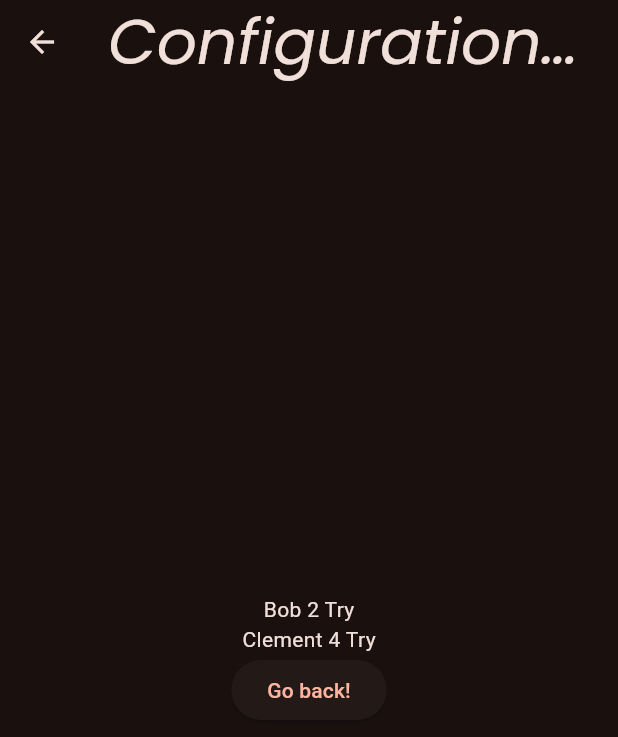
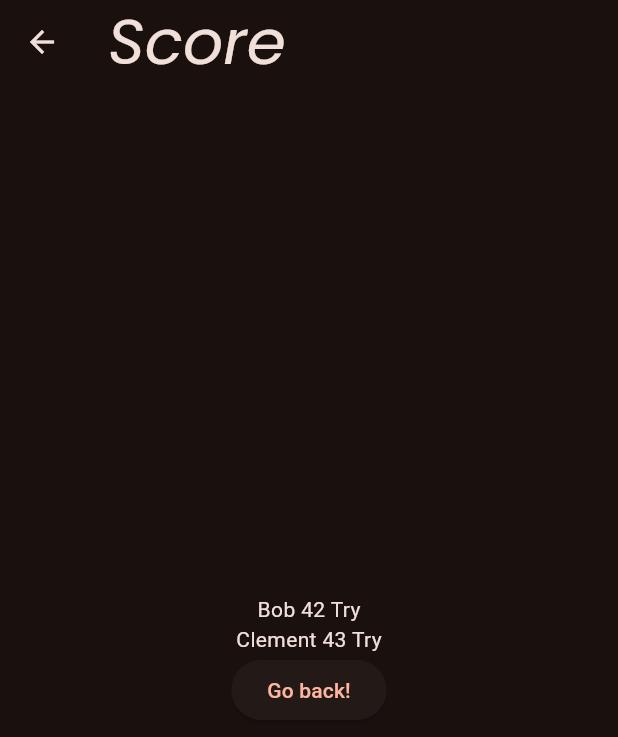
Before and after one commit to superT0f/kill-the-boss, a Flutter app: the Scores screen opened by its route, on a phone screen of 412 x 824 dp. Shown: the top 737 px of the screen. Run offline on Flutter 3.47's test engine with Material 3 defaults, Android fonts, the phone set to English and light mode, and no system bars; our stand-ins replace google_fonts, objectbox; missing offline and left inert: dart_random_choice; generated files the repository leaves out were written again.

Commit message:
more test en score minor improvment

```diff
--- a/lib/screens/home.dart
+++ b/lib/screens/home.dart
@@ -1,5 +1,4 @@
 import 'package:flutter/material.dart';
-
 
 class FirstScreen extends StatelessWidget {
   const FirstScreen({super.key});
--- a/lib/screens/scores.dart
+++ b/lib/screens/scores.dart
@@ -1,30 +1,37 @@
 import 'package:flutter/material.dart';
-
 
 class Scores extends StatelessWidget {
   const Scores({super.key});
+
+  List<Widget> getScore() {
+    return <Widget>[
+      Text('Bob 42 Try'),
+      Text('Clement 43 Try'),
+    ];
+  }
+
+  List<Widget> addElementToList(List<Widget> myList, Widget newElement) {
+    myList.add(newElement);
+    return myList;
+  }
 
   @override
   Widget build(BuildContext context) {
     return Scaffold(
       appBar: AppBar(
-        title: const Text('Configuration Screen'),
+        title: const Text('Score'),
       ),
       body: Center(
-          child:Column(
+        child: Column(
           mainAxisAlignment: MainAxisAlignment.center,
-            children: <Widget>[
-            Text('Bob 2 Try'),
-              Text('Clement 4 Try'),
-
-
+          children: addElementToList(
+              getScore(),
               ElevatedButton(
                 onPressed: () {
                   Navigator.pushNamed(context, '/');
                 },
                 child: const Text('Go back!'),
-            ),
-          ],
+              )),
         ),
       ),
     );
```
Also changed, not shown: 1 other file. Lines whose indentation alone changed are shown as unchanged.
